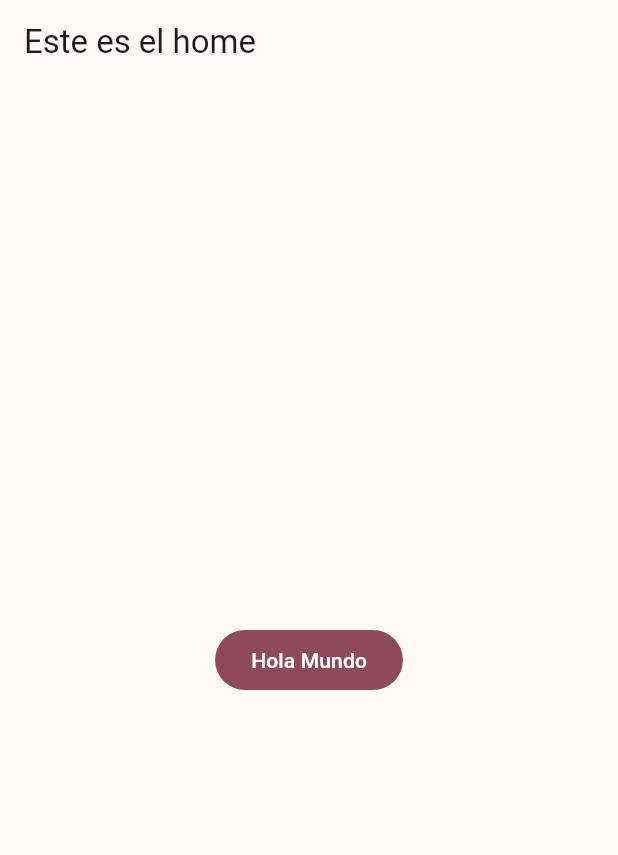
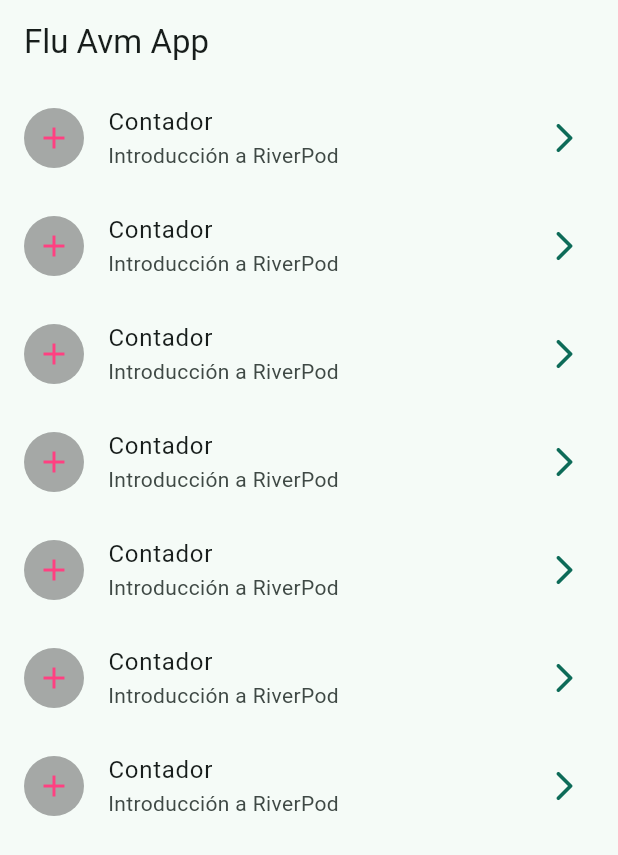
Before and after one commit to Pixxiejinx/appmovil, a Flutter app: the screen it shows after launch, on a phone screen of 412 x 824 dp. Shown: the top 855 px of the screen. Run offline on Flutter 3.47's test engine with Material 3 defaults, Android fonts, the phone set to English and light mode, and no system bars.

Commit message:
ebelmon: Pantalla Domus con ListView

```diff
--- /dev/null
+++ b/lib/config/config.dart
@@ -0,0 +1 @@
+export './them/app_theme.dart';
--- /dev/null
+++ b/lib/config/them/app_theme.dart
@@ -0,0 +1,16 @@
+import 'package:flutter/material.dart';
+
+class AppTheme {
+
+  final Color electusColor;
+  AppTheme({
+    this.electusColor = Colors.tealAccent
+  });
+
+  ThemeData getTheme() => ThemeData(
+    colorSchemeSeed: electusColor,
+    appBarTheme: const AppBarTheme(
+    centerTitle: false,
+    )
+  );
+}
--- a/lib/main.dart
+++ b/lib/main.dart
@@ -1,3 +1,5 @@
+import 'package:flu_avm/config/config.dart';
+import 'package:flu_avm/presentation/screens/screens.dart';
 import 'package:flutter/material.dart';
 
 void main() {
@@ -11,19 +13,9 @@ class MainApp extends StatelessWidget {
   Widget build(BuildContext context) {
     return MaterialApp(
       debugShowCheckedModeBanner: false,
-      theme: ThemeData(
-        colorSchemeSeed: Colors.pinkAccent
-      ),
-      home: Scaffold(
-        appBar: AppBar(
-          title: Text('Este es el home'),
-        ),
-        body: Center(
-          child: FilledButton(child: Text('Hola Mundo'),
-          onPressed:() { },
-        ),
-      ),
-    ),
+      theme: AppTheme
+      (electusColor: Colors.tealAccent).getTheme(),
+      home: DomusScreen()
     );
   }
 }
--- /dev/null
+++ b/lib/presentation/screens/domus/domus_screen.dart
@@ -0,0 +1,62 @@
+import 'dart:math' as math;
+import 'package:flutter/material.dart';
+
+class DomusScreen extends StatelessWidget {
+  const DomusScreen({super.key});
+
+  @override
+  Widget build(BuildContext context) {
+    return Scaffold(
+      appBar: AppBar(
+        title: Text('Flu Avm App'),
+      ),
+      body: _DomusView(),
+    );
+  }
+}
+
+
+class _DomusView extends StatelessWidget {
+  const _DomusView();
+
+  @override
+  Widget build(BuildContext context) {
+    return ListView.builder(
+      itemCount: 7,
+      itemBuilder:(context, index) {
+        return _PropriumListTile();
+      },
+      );
+  }
+}
+
+
+class _PropriumListTile extends StatelessWidget {
+  const _PropriumListTile();
+
+  @override
+  Widget build(BuildContext context) {
+
+    final colorum = Theme.of(context).colorScheme;
+
+    return ListTile(
+     title: Text('Contador'),
+     subtitle: Text('Introducción a RiverPod'),
+     trailing: Icon(Icons.arrow_forward_ios_rounded, color: colorum.primary),
+     leading: CircleAvatar(
+      backgroundColor: Color.fromARGB(
+        100,
+        math.Random().nextInt(255),
+        math.Random().nextInt(255),
+        math.Random().nextInt(255),
+
+        ),
+      child: Icon(
+        Icons.add,
+        color: Colors.pinkAccent,
+      ),
+     ),
+     onTap: () {},
+    );
+  }
+}
--- /dev/null
+++ b/lib/presentation/screens/screens.dart
@@ -0,0 +1 @@
+export './domus/domus_screen.dart';
```
